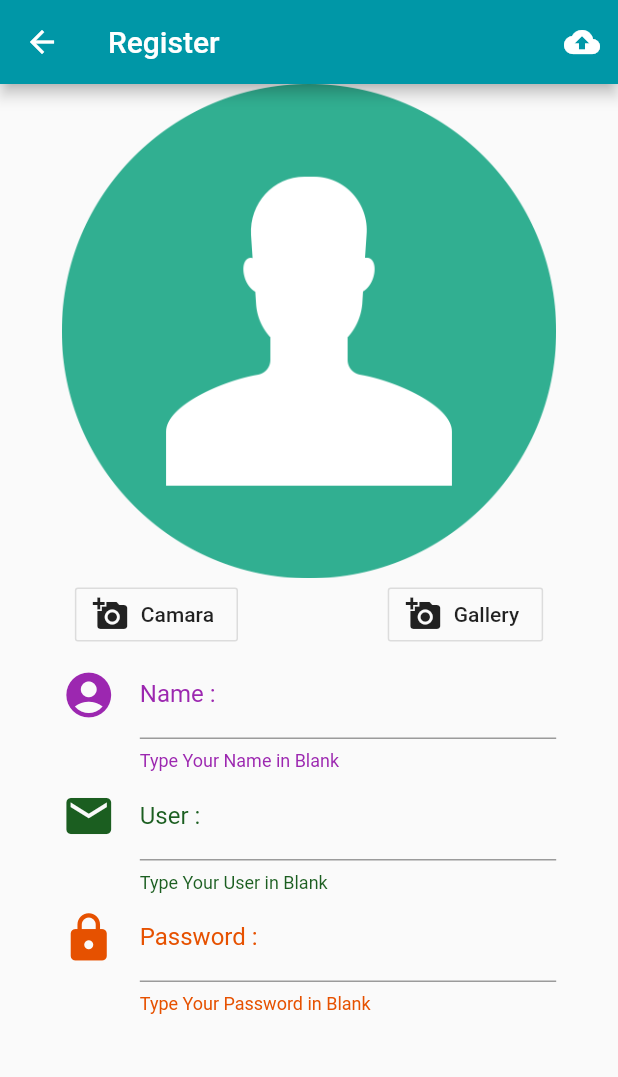
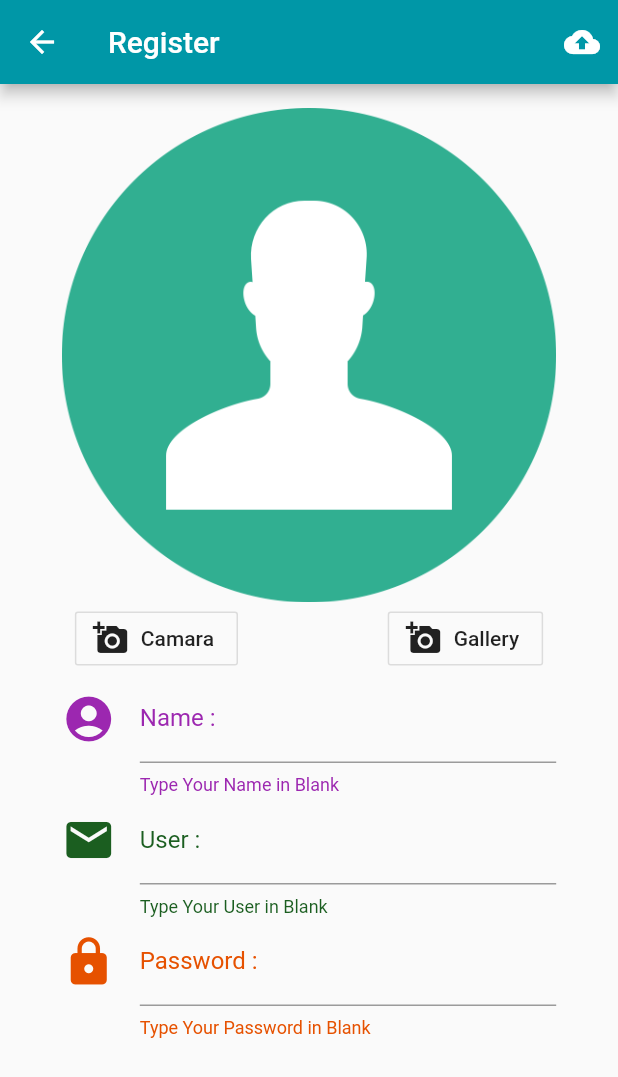
Before and after one commit to piyaporn557/KeTOT, a Flutter app: the Register screen opened directly, on a phone screen of 412 x 824 dp. Shown: the top 1077 px of the screen. Run offline on Flutter 3.47's test engine with Material 2 defaults, Android fonts, the phone set to English and light mode, and no system bars.

Commit message:
Desing UI

```diff
--- a/lib/scaffold/register.dart
+++ b/lib/scaffold/register.dart
@@ -10,6 +10,13 @@ class _RegisterState extends State<Register> {
   // Field
 
   // Method
+    Widget mySizebox() {
+    return SizedBox(
+      width: 5.0,
+      height: 16.0,
+    );
+  }
+
   Widget nameForm() {
     Color color = Colors.purple;
 
@@ -148,6 +155,7 @@ class _RegisterState extends State<Register> {
       ),
       body: ListView(
         children: <Widget>[
+          mySizebox(),
           showAvatar(),
           showButton(),
           nameForm(),
```
